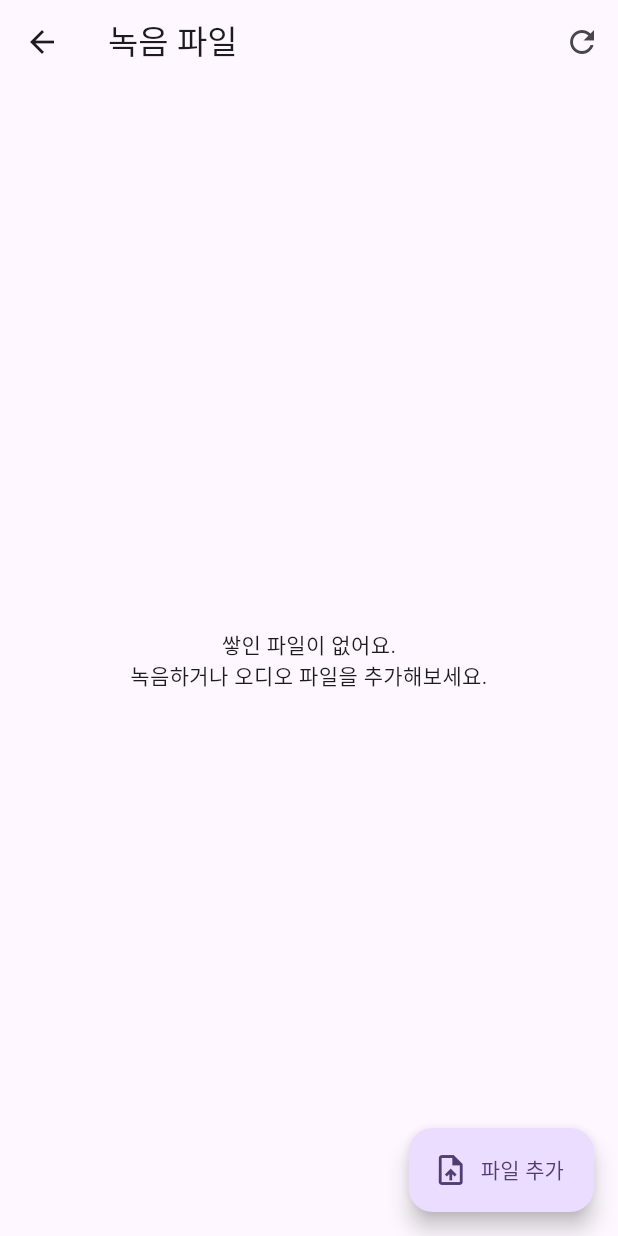
After one commit to dyl0115/dyaudio_widget, a Flutter app: the RecordingsListScreen screen opened directly, after a tap on "파일 추가", on a phone screen of 412 x 824 dp. The commit adds this screen. Run offline on Flutter 3.47's test engine with Material 3 defaults, Android fonts, the phone set to English and light mode, and no system bars; our stand-ins replace file_picker, permission_handler, shared_preferences; missing offline and left inert: home_widget; accounts and stored records are empty.

Commit message:
정지 시 자동 업로드 제거, 파일 목록 + 수동 STT 선택 방식으로 변경
- 녹음 정지는 이제 서버 요청 없이 파일만 recordings 디렉토리에 남김
- 새 화면 RecordingsListScreen: 쌓인 파일 목록에서 개별 항목을 골라
  '텍스트로 변환' 버튼을 눌러야만 listnr-server에 업로드됨
  (성공 시 삭제 + 결과는 바텀시트로 표시, 실패 시 파일 보존)
- file_picker로 기존 오디오 파일을 목록에 추가하는 기능 추가
  (녹음뿐 아니라 임의의 오디오 파일도 업로드 가능)
- 위젯 탭 시 백그라운드 자동 변환 기능 제거 (홈 위젯 추가가 안 되던
  원인으로 추정되는 home_widget 백그라운드 리시버/서비스 매니페스트
  등록도 함께 롤백)
- lib/services/recording_upload.dart -> recordings_repository.dart로
  대체 (목록 조회 전용 유틸로 축소)
- _TranscriptCard를 위젯 widgets/transcript_result_sheet.dart로 분리,
  세그먼트/재생시간 UI 제거 (모델 교체로 더 이상 안 내려옴)

```diff
--- /dev/null
+++ b/lib/screens/recordings_list_screen.dart
@@ -0,0 +1,200 @@
+import 'dart:io';
+
+import 'package:file_picker/file_picker.dart';
+import 'package:flutter/material.dart';
+import 'package:home_widget/home_widget.dart';
+
+import '../services/listnr_client.dart';
+import '../services/recordings_repository.dart';
+import '../widgets/transcript_result_sheet.dart';
+
+class RecordingsListScreen extends StatefulWidget {
+  const RecordingsListScreen({super.key});
+
+  @override
+  State<RecordingsListScreen> createState() => _RecordingsListScreenState();
+}
+
+class _RecordingsListScreenState extends State<RecordingsListScreen> {
+  List<File> _files = [];
+  bool _loading = true;
+  bool _picking = false;
+  final Set<String> _transcribingPaths = {};
+
+  @override
+  void initState() {
+    super.initState();
+    _load();
+  }
+
+  Future<void> _load() async {
+    setState(() => _loading = true);
+    final files = await listRecordingFiles();
+    if (mounted) {
+      setState(() {
+        _files = files;
+        _loading = false;
+      });
+    }
+  }
+
+  Future<void> _pickAudioFile() async {
+    setState(() => _picking = true);
+    try {
+      final result = await FilePicker.platform.pickFiles(
+        type: FileType.audio,
+        withData: false,
+      );
+      final pickedPath = result?.files.single.path;
+      if (pickedPath == null) return;
+
+      final source = File(pickedPath);
+      final dir = await recordingsDirectory();
+      final fileName =
+          'UPLOAD_${DateTime.now().millisecondsSinceEpoch}_${source.uri.pathSegments.last}';
+      await source.copy('${dir.path}/$fileName');
+      await _load();
+    } catch (e) {
+      if (mounted) {
+        ScaffoldMessenger.of(context).showSnackBar(
+          SnackBar(content: Text('파일을 추가하지 못했어요: $e')),
+        );
+      }
+    } finally {
+      if (mounted) setState(() => _picking = false);
+    }
+  }
+
+  Future<void> _transcribe(File file) async {
+    setState(() => _transcribingPaths.add(file.path));
+    try {
+      final result = await ListnrClient.transcribe(file);
+      await file.delete();
+
+      // 홈 화면 위젯에도 최근 변환 결과를 반영한다.
+      await HomeWidget.saveWidgetData<String>('transcript_text', result.text);
+      await HomeWidget.updateWidget(androidName: 'AudioWidgetProvider');
+
+      await _load();
+      if (mounted) {
+        await showTranscriptResult(context, result);
+      }
+    } catch (e) {
+      if (mounted) {
+        final message = e is ListnrClientException ? e.message : e.toString();
+        ScaffoldMessenger.of(context).showSnackBar(
+          SnackBar(content: Text('변환 실패: $message')),
+        );
+      }
+    } finally {
+      if (mounted) {
+        setState(() => _transcribingPaths.remove(file.path));
+      }
+    }
+  }
+
+  Future<void> _delete(File file) async {
+    await file.delete();
+    await _load();
+  }
+
+  String _formatDate(DateTime dt) {
+    final local = dt.toLocal();
+    String two(int n) => n.toString().padLeft(2, '0');
+    return '${local.year}.${two(local.month)}.${two(local.day)} ${two(local.hour)}:${two(local.minute)}';
+  }
+
+  String _formatSize(int bytes) {
+    if (bytes < 1024) return '$bytes B';
+    final kb = bytes / 1024;
+    if (kb < 1024) return '${kb.toStringAsFixed(0)} KB';
+    return '${(kb / 1024).toStringAsFixed(1)} MB';
+  }
+
+  bool _isUpload(File file) => file.uri.pathSegments.last.startsWith('UPLOAD_');
+
+  @override
+  Widget build(BuildContext context) {
+    return Scaffold(
+      appBar: AppBar(
+        title: const Text('녹음 파일'),
+        actions: [
+          IconButton(
+            tooltip: '새로고침',
+            icon: const Icon(Icons.refresh),
+            onPressed: _load,
+          ),
+        ],
+      ),
+      floatingActionButton: FloatingActionButton.extended(
+        onPressed: _picking ? null : _pickAudioFile,
+        icon: _picking
+            ? const SizedBox(
+                width: 18,
+                height: 18,
+                child: CircularProgressIndicator(strokeWidth: 2),
+              )
+            : const Icon(Icons.upload_file),
+        label: const Text('파일 추가'),
+      ),
+      body: _loading
+          ? const Center(child: CircularProgressIndicator())
+          : _files.isEmpty
+              ? Center(
+                  child: Padding(
+                    padding: const EdgeInsets.all(32),
+                    child: Text(
+                      '쌓인 파일이 없어요.\n녹음하거나 오디오 파일을 추가해보세요.',
+                      textAlign: TextAlign.center,
+                      style: Theme.of(context).textTheme.bodyMedium,
+                    ),
+                  ),
+                )
+              : RefreshIndicator(
+                  onRefresh: _load,
+                  child: ListView.separated(
+                    padding: const EdgeInsets.only(bottom: 80),
+                    itemCount: _files.length,
+                    separatorBuilder: (_, __) => const Divider(height: 1),
+                    itemBuilder: (context, index) {
+                      final file = _files[index];
+                      final stat = file.statSync();
+                      final isBusy = _transcribingPaths.contains(file.path);
+                      return ListTile(
+                        leading: CircleAvatar(
+                          child: Icon(
+                            _isUpload(file) ? Icons.audio_file : Icons.mic,
+                          ),
+                        ),
+                        title: Text(_formatDate(stat.modified)),
+                        subtitle: Text(
+                          '${_isUpload(file) ? '추가한 파일' : '녹음'} · ${_formatSize(stat.size)}',
+                        ),
+                        trailing: isBusy
+                            ? const SizedBox(
+                                width: 20,
+                                height: 20,
+                                child: CircularProgressIndicator(strokeWidth: 2),
+                              )
+                            : Row(
+                                mainAxisSize: MainAxisSize.min,
+                                children: [
+                                  IconButton(
+                                    tooltip: '텍스트로 변환',
+                                    icon: const Icon(Icons.text_snippet_outlined),
+                                    onPressed: () => _transcribe(file),
+                                  ),
+                                  IconButton(
+                                    tooltip: '삭제',
+                                    icon: const Icon(Icons.delete_outline),
+                                    onPressed: () => _delete(file),
+                                  ),
+                                ],
+                              ),
+                      );
+                    },
+                  ),
+                ),
+    );
+  }
+}
--- /dev/null
+++ b/lib/services/recordings_repository.dart
@@ -0,0 +1,34 @@
+import 'dart:io';
+
+import 'package:path_provider/path_provider.dart';
+
+/// 녹음 파일 저장 위치. 네이티브 AudioRecordingService.kt와 동일한 경로
+/// (getExternalStorageDirectory ≈ Android의 getExternalFilesDir(null))를 쓴다.
+Future<Directory> recordingsDirectory() async {
+  final base = await getExternalStorageDirectory();
+  final dir = Directory('${base!.path}/recordings');
+  if (!await dir.exists()) {
+    await dir.create(recursive: true);
+  }
+  return dir;
+}
+
+const _audioExtensions = ['.m4a', '.mp3', '.wav', '.aac', '.m4b', '.ogg', '.flac'];
+
+bool isAudioFile(String path) {
+  final lower = path.toLowerCase();
+  return _audioExtensions.any((ext) => lower.endsWith(ext));
+}
+
+/// 녹음/업로드로 쌓인 오디오 파일 목록. 최신순으로 정렬된다.
+/// 마이크로 녹음한 파일과 [pickAndCopyAudioFile]로 추가한 파일이 함께 담긴다.
+Future<List<File>> listRecordingFiles() async {
+  final dir = await recordingsDirectory();
+  final files = dir
+      .listSync()
+      .whereType<File>()
+      .where((f) => isAudioFile(f.path))
+      .toList()
+    ..sort((a, b) => b.statSync().modified.compareTo(a.statSync().modified));
+  return files;
+}
--- a/pubspec.yaml
+++ b/pubspec.yaml
@@ -39,6 +39,7 @@ dependencies:
   path_provider: ^2.1.6
   permission_handler: ^13.0.0
   home_widget: ^0.9.3
+  file_picker: ^8.1.6
   shared_preferences: ^2.3.2
 
 dev_dependencies:
```
Also changed, not shown: lib/main.dart (+36 -224 lines), lib/services/recording_upload.dart (deleted, +0 -47 lines), lib/widgets/transcript_result_sheet.dart (added, +64 -0 lines), 2 other files.
